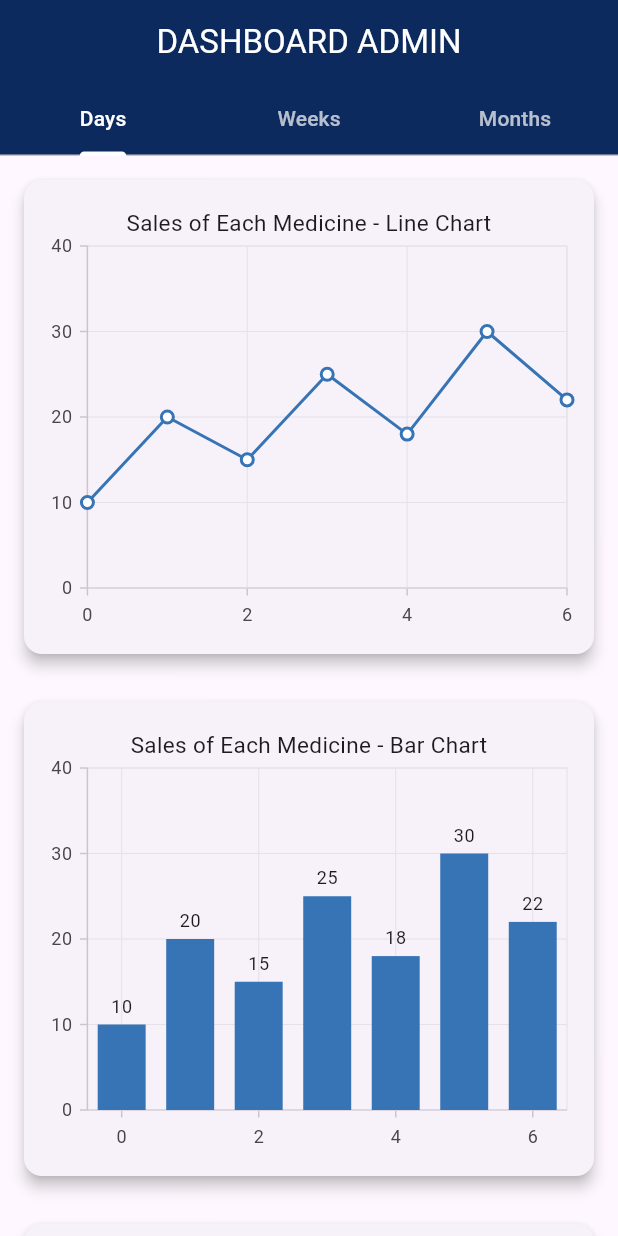
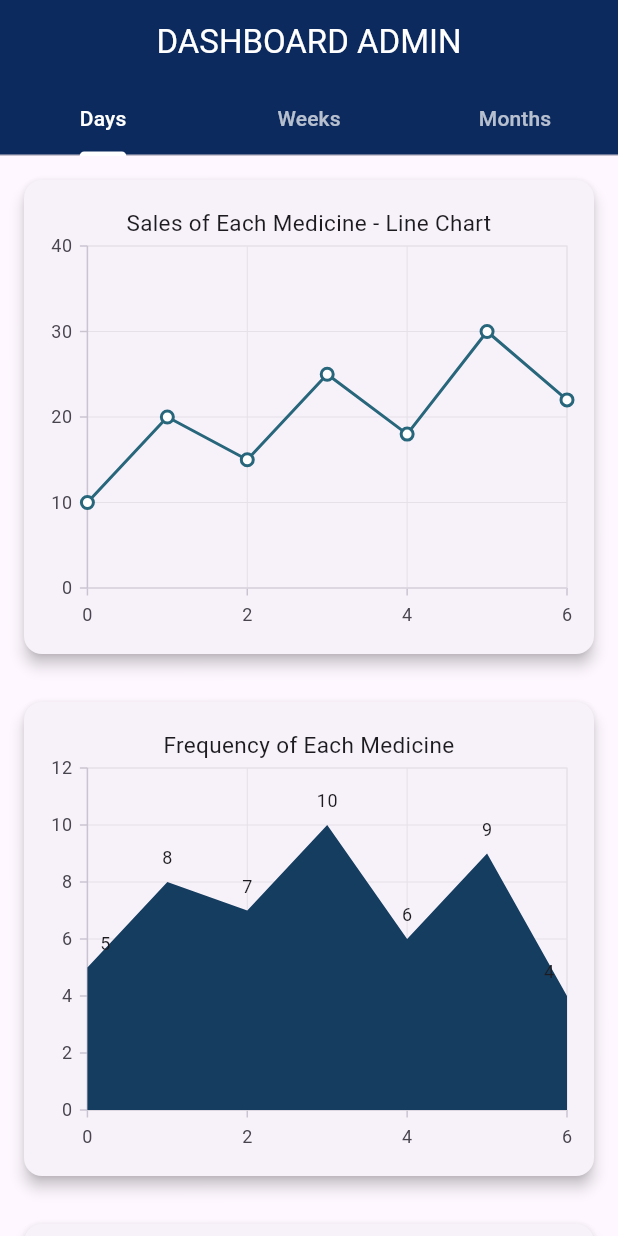
Before and after one commit to Ruoneee/vendomed_flutter, a Flutter app: the DashboardScreen screen opened directly, on a phone screen of 412 x 824 dp. Run offline on Flutter 3.47's test engine with Material 3 defaults, Android fonts, the light colour scheme and no system bars; our stand-ins replace sqflite, syncfusion_flutter_charts; accounts and stored records are empty; statements that could not run were skipped.

Commit message:
I update the dashboard.dart and added new tablet for vendomed.db which is transactions

```diff
--- a/lib/dashboard.dart
+++ b/lib/dashboard.dart
@@ -26,7 +26,7 @@ class CategoryData {
 class _DashboardScreenState extends State<DashboardScreen> {
   // --- Sample Data for Different Time Filters ---
 
-  // 1. Sales of Each Medicine (Line & Bar Chart)
+  // 1. Sales of Each Medicine (Line Chart)
   final List<ChartData> salesDataDays = [
     ChartData(x: 0, y: 10),
     ChartData(x: 1, y: 20),
@@ -208,11 +208,9 @@ class _DashboardScreenState extends State<DashboardScreen> {
 
   // --- Chart Builders with GestureDetector wrapping ---
 
+  // Build Sales Line Chart
   Widget _buildSalesChart() {
-    return Column(
-      children: [
-        // Line Chart for Sales.
-        GestureDetector(
+    return GestureDetector(
       onTap: () {
         _showChartDialog(
           'Sales of Each Medicine - Line Chart',
@@ -226,7 +224,7 @@ class _DashboardScreenState extends State<DashboardScreen> {
                 xValueMapper: (ChartData data, _) => data.x,
                 yValueMapper: (ChartData data, _) => data.y,
                 markerSettings: const MarkerSettings(isVisible: true),
-                    color: const Color(0xFF3674B5),
+                color: const Color(0xFF27667B), // Updated to #27667B
               )
             ],
           ),
@@ -247,57 +245,12 @@ class _DashboardScreenState extends State<DashboardScreen> {
                 xValueMapper: (ChartData data, _) => data.x,
                 yValueMapper: (ChartData data, _) => data.y,
                 markerSettings: const MarkerSettings(isVisible: true),
-                    color: const Color(0xFF3674B5),
+                color: const Color(0xFF27667B), // Updated to #27667B
               )
             ],
           ),
         ),
       ),
-        ),
-        // Bar Chart for Sales.
-        GestureDetector(
-          onTap: () {
-            _showChartDialog(
-              'Sales of Each Medicine - Bar Chart',
-              SfCartesianChart(
-                title: ChartTitle(text: 'Sales of Each Medicine - Bar Chart'),
-                primaryXAxis: NumericAxis(),
-                primaryYAxis: NumericAxis(),
-                series: <CartesianSeries>[
-                  ColumnSeries<ChartData, num>(
-                    dataSource: currentSalesData,
-                    xValueMapper: (ChartData data, _) => data.x,
-                    yValueMapper: (ChartData data, _) => data.y,
-                    dataLabelSettings: const DataLabelSettings(isVisible: true),
-                    color: const Color(0xFF3674B5),
-                  )
-                ],
-              ),
-            );
-          },
-          child: Card(
-            elevation: 4,
-            margin: const EdgeInsets.all(16.0),
-            child: Padding(
-              padding: const EdgeInsets.all(8.0),
-              child: SfCartesianChart(
-                title: ChartTitle(text: 'Sales of Each Medicine - Bar Chart'),
-                primaryXAxis: NumericAxis(),
-                primaryYAxis: NumericAxis(),
-                series: <CartesianSeries>[
-                  ColumnSeries<ChartData, num>(
-                    dataSource: currentSalesData,
-                    xValueMapper: (ChartData data, _) => data.x,
-                    yValueMapper: (ChartData data, _) => data.y,
-                    dataLabelSettings: const DataLabelSettings(isVisible: true),
-                    color: const Color(0xFF3674B5),
-                  )
-                ],
-              ),
-            ),
-          ),
-        ),
-      ],
     );
   }
 
@@ -315,7 +268,7 @@ class _DashboardScreenState extends State<DashboardScreen> {
                 xValueMapper: (ChartData data, _) => data.x,
                 yValueMapper: (ChartData data, _) => data.y,
                 dataLabelSettings: const DataLabelSettings(isVisible: true),
-                color: const Color(0xFF578FCA),
+                color: const Color(0xFF143D60), // Updated to #143D60
               )
             ],
           ),
@@ -336,7 +289,7 @@ class _DashboardScreenState extends State<DashboardScreen> {
                 xValueMapper: (ChartData data, _) => data.x,
                 yValueMapper: (ChartData data, _) => data.y,
                 dataLabelSettings: const DataLabelSettings(isVisible: true),
-                color: const Color(0xFF578FCA),
+                color: const Color(0xFF143D60), // Updated to #143D60
               )
             ],
           ),
@@ -360,7 +313,7 @@ class _DashboardScreenState extends State<DashboardScreen> {
                 xValueMapper: (ChartData data, _) => data.x,
                 yValueMapper: (ChartData data, _) => data.y,
                 dataLabelSettings: const DataLabelSettings(isVisible: true),
-                color: const Color(0xFFA1E3F9),
+                color: const Color(0xFF00879E), // Updated to #00879E
               )
             ],
           ),
@@ -381,7 +334,7 @@ class _DashboardScreenState extends State<DashboardScreen> {
                 xValueMapper: (ChartData data, _) => data.x,
                 yValueMapper: (ChartData data, _) => data.y,
                 dataLabelSettings: const DataLabelSettings(isVisible: true),
-                color: const Color(0xFFA1E3F9),
+                color: const Color(0xFF00879E), // Updated to #00879E
               )
             ],
           ),
@@ -405,12 +358,18 @@ class _DashboardScreenState extends State<DashboardScreen> {
                 yValueMapper: (CategoryData data, _) => data.value,
                 pointColorMapper: (CategoryData data, _) {
                   if (data.category == 'Gcash') {
-                    return const Color(0xFFD1F8EF);
+                    return const Color(0xFF578FCA); // Updated to #578FCA for Gcash
                   } else {
-                    return const Color(0xFFA6F1E0);
+                    return const Color(0xFF3674B5); // Updated to #3674B5 for Cash/Coins
                   }
                 },
-                dataLabelSettings: const DataLabelSettings(isVisible: true),
+                dataLabelSettings: DataLabelSettings(
+                  isVisible: true,
+                  labelPosition: ChartDataLabelPosition.outside,
+                ),
+                dataLabelMapper: (CategoryData data, int index) {
+                  return '${data.category}: ${data.value}%';
+                },
               )
             ],
           ),
@@ -431,12 +390,18 @@ class _DashboardScreenState extends State<DashboardScreen> {
                 yValueMapper: (CategoryData data, _) => data.value,
                 pointColorMapper: (CategoryData data, _) {
                   if (data.category == 'Gcash') {
-                    return const Color(0xFFD1F8EF);
+                    return const Color(0xFF578FCA); // Updated to #578FCA for Gcash
                   } else {
-                    return const Color(0xFFA6F1E0);
+                    return const Color(0xFF3674B5); // Updated to #3674B5 for Cash/Coins
                   }
                 },
-                dataLabelSettings: const DataLabelSettings(isVisible: true),
+                dataLabelSettings: DataLabelSettings(
+                  isVisible: true,
+                  labelPosition: ChartDataLabelPosition.outside,
+                ),
+                dataLabelMapper: (CategoryData data, int index) {
+                  return '${data.category}: ${data.value}%';
+                },
               )
             ],
           ),
@@ -460,7 +425,7 @@ class _DashboardScreenState extends State<DashboardScreen> {
                 xValueMapper: (CategoryData data, _) => data.category,
                 yValueMapper: (CategoryData data, _) => data.value,
                 dataLabelSettings: const DataLabelSettings(isVisible: true),
-                color: const Color(0xFF73C7C7),
+                color: const Color(0xFF27445D), // Updated to #27445D
               )
             ],
           ),
@@ -481,7 +446,7 @@ class _DashboardScreenState extends State<DashboardScreen> {
                 xValueMapper: (CategoryData data, _) => data.category,
                 yValueMapper: (CategoryData data, _) => data.value,
                 dataLabelSettings: const DataLabelSettings(isVisible: true),
-                color: const Color(0xFF73C7C7),
+                color: const Color(0xFF27445D), // Updated to #27445D
               )
             ],
           ),
```
Also changed, not shown: 1 other file. Lines whose indentation alone changed are shown as unchanged.
